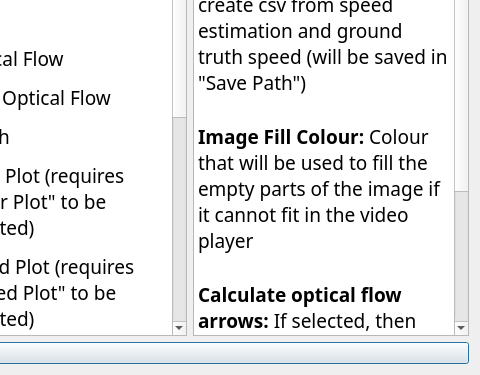
kevinhartyanyi/BSC-Thesis, file application/dialogInfo.ui: the form before one commit; both pictures show x 666 to 1146 and y 120 to 495 of the 1146 by 495 pixel window.
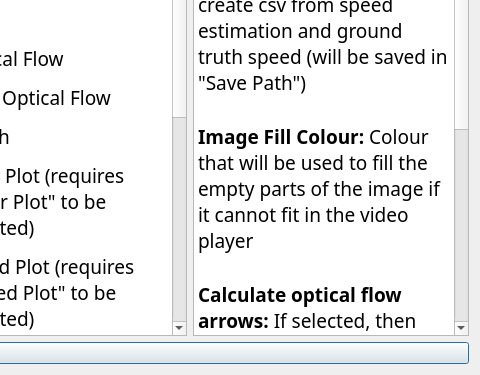
The form after the commit.

Commit message: Added object detection

```diff
--- a/application/dialogInfo.ui
+++ b/application/dialogInfo.ui
@@ -218,7 +218,9 @@
 &lt;p style=&quot;-qt-paragraph-type:empty; margin-top:0px; margin-bottom:0px; margin-left:0px; margin-right:0px; -qt-block-indent:0; text-indent:0px;&quot;&gt;&lt;br /&gt;&lt;/p&gt;
 &lt;p style=&quot; margin-top:0px; margin-bottom:0px; margin-left:0px; margin-right:0px; -qt-block-indent:0; text-indent:0px;&quot;&gt;&lt;span style=&quot; font-weight:600;&quot;&gt;Calculate optical flow arrows: &lt;/span&gt;If selected, then create optical flow arrows for the video player&lt;/p&gt;
 &lt;p style=&quot;-qt-paragraph-type:empty; margin-top:0px; margin-bottom:0px; margin-left:0px; margin-right:0px; -qt-block-indent:0; text-indent:0px;&quot;&gt;&lt;br /&gt;&lt;/p&gt;
-&lt;p style=&quot; margin-top:0px; margin-bottom:0px; margin-left:0px; margin-right:0px; -qt-block-indent:0; text-indent:0px;&quot;&gt;&lt;span style=&quot; font-weight:600;&quot;&gt;Create optical flow directions with colours:&lt;/span&gt; If selected, then create optical flow directions for the video player&lt;/p&gt;&lt;/body&gt;&lt;/html&gt;</string>
+&lt;p style=&quot; margin-top:0px; margin-bottom:0px; margin-left:0px; margin-right:0px; -qt-block-indent:0; text-indent:0px;&quot;&gt;&lt;span style=&quot; font-weight:600;&quot;&gt;Create optical flow directions with colours:&lt;/span&gt; If selected, then create optical flow directions for the video player&lt;/p&gt;
+&lt;p style=&quot;-qt-paragraph-type:empty; margin-top:0px; margin-bottom:0px; margin-left:0px; margin-right:0px; -qt-block-indent:0; text-indent:0px;&quot;&gt;&lt;br /&gt;&lt;/p&gt;
+&lt;p style=&quot; margin-top:0px; margin-bottom:0px; margin-left:0px; margin-right:0px; -qt-block-indent:0; text-indent:0px;&quot;&gt;&lt;span style=&quot; font-weight:600;&quot;&gt;Create Object Detection:&lt;/span&gt; If selected, then uses the YOLO model for object detection on the video. If the folder already exists (from previous run), then this doesn't do anything.&lt;/p&gt;&lt;/body&gt;&lt;/html&gt;</string>
              </property>
             </widget>
            </item>
```
The commit also changes 22 other files.
